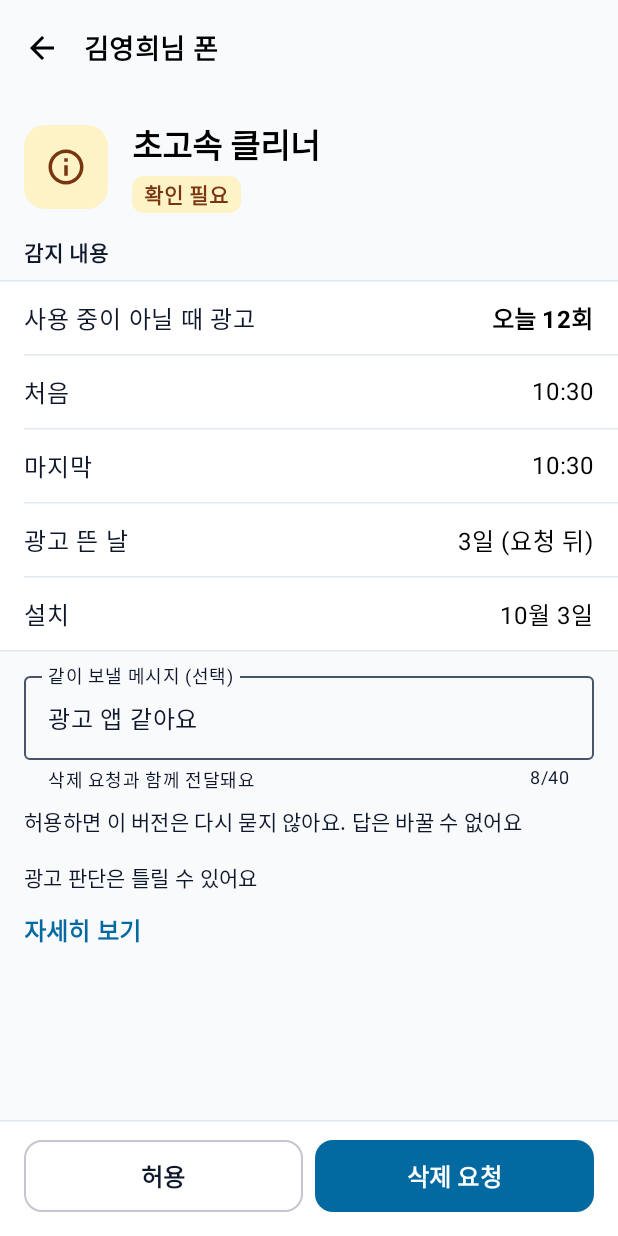
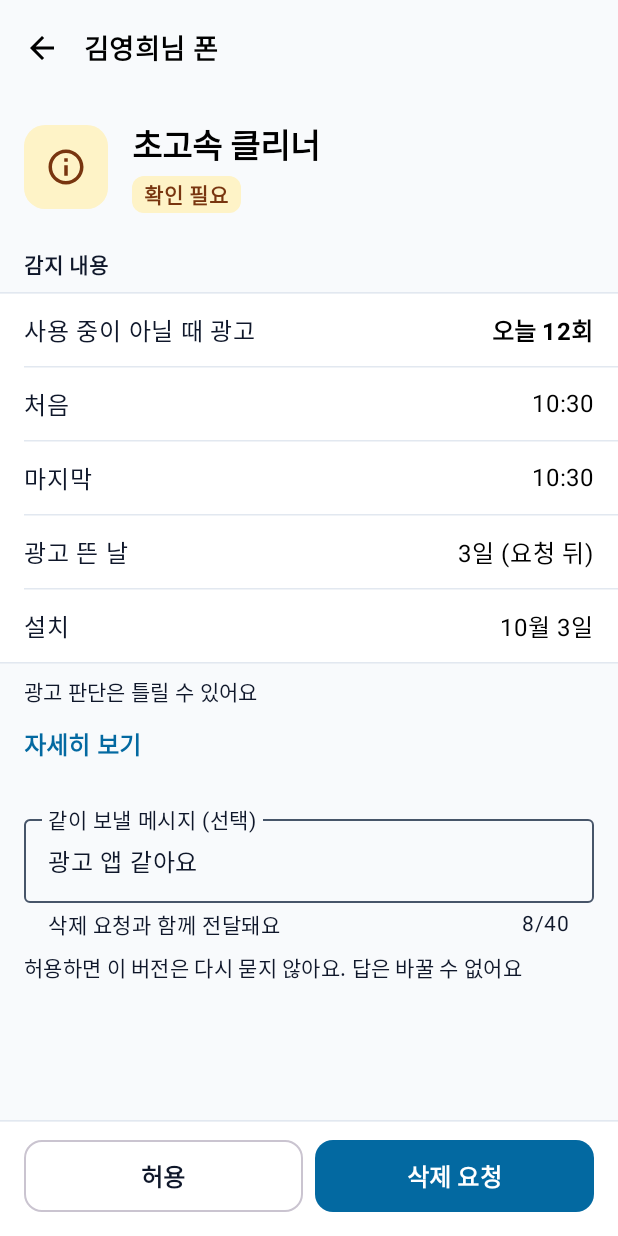
Before and after one commit to inq-o/phonedoctor, an Android app built with Jetpack Compose: the @Preview function DetailPreview, on a phone screen of 412 x 824 dp. Run offline under Robolectric (Android 15) with nearby library versions, the phone set to English and light mode, and no system bars; our stand-ins replace Dagger/Hilt's generated code; libraries missing offline, so code that uses them is left out: androidx.hilt.lifecycle.

Commit message:
fix(guardian): 실기기 확인 반영 — 삭제 요청 안내는 결과가 오기 전까지만(제목·설명 두 줄로 나눔), '광고 판단은 틀릴 수 있어요'·자세히 보기를 표 바로 아래로, 자세히 보기·접기 왼쪽 끝 맞춤, 입력칸 도움말 14sp, 확인창·선택 칩·스위치 바탕의 M3 기본 보라색을 팔레트로 덮음, 폰 추가 연결 줄은 + 하나만, T055b 완료

```diff
--- a/core/designsystem/src/main/kotlin/io/github/inq_o/phonedoctor/core/designsystem/component/GuardianScreen.kt
+++ b/core/designsystem/src/main/kotlin/io/github/inq_o/phonedoctor/core/designsystem/component/GuardianScreen.kt
@@ -153,7 +153,7 @@ fun GuardianRowDivider() {
 }
 
 /**
- * 띠 안의 한 줄. [onClick]이 있으면 줄 전체가 눌리고 오른쪽에 ›.
+ * 띠 안의 한 줄. [onClick]이 있으면 줄 전체가 눌리고 오른쪽에 › ([chevron]이 false면 생략, 예: + 아이콘이 있는 줄).
  * @param leading 앱 아이콘·상태 원
  * @param trailing 배지·스위치 (› 앞)
  */
@@ -166,6 +166,7 @@ fun GuardianRow(
     emphasized: Boolean = false,
     onClick: (() -> Unit)? = null,
     role: Role = Role.Button,
+    chevron: Boolean = true,
     leading: (@Composable () -> Unit)? = null,
     trailing: (@Composable () -> Unit)? = null,
 ) {
@@ -186,7 +187,7 @@ fun GuardianRow(
             subtitle?.let { Text(it, style = MaterialTheme.typography.bodyMedium, color = MaterialTheme.colorScheme.onSurfaceVariant) }
         }
         trailing?.invoke()
-        if (onClick != null) {
+        if (onClick != null && chevron) {
             Icon(
                 Icons.AutoMirrored.Filled.KeyboardArrowRight,
                 contentDescription = null,
--- a/core/designsystem/src/main/kotlin/io/github/inq_o/phonedoctor/core/designsystem/theme/Type.kt
+++ b/core/designsystem/src/main/kotlin/io/github/inq_o/phonedoctor/core/designsystem/theme/Type.kt
@@ -80,6 +80,9 @@ val GuardianTypography = Typography(
     bodyLarge = Default.bodyLarge.copy(fontSize = 16.sp, lineHeight = 24.sp, lineBreak = KoreanLineBreak),
     // 보조: 묶음 제목·시각·설명
     bodyMedium = Default.bodyMedium.copy(fontSize = 14.sp, lineHeight = 21.sp, lineBreak = KoreanLineBreak),
+    // 입력칸 도움말·떠 있는 라벨 등 M3 부품 기본값도 14 밑으로 내려가지 않게
+    bodySmall = Default.bodySmall.copy(fontSize = 14.sp, lineHeight = 20.sp, lineBreak = KoreanLineBreak),
+    labelSmall = Default.labelSmall.copy(fontSize = 14.sp, lineHeight = 20.sp),
     labelMedium = Default.labelMedium.copy(fontSize = 14.sp, lineHeight = 20.sp, fontWeight = FontWeight.SemiBold),
     labelLarge = Default.labelLarge.copy(fontSize = 16.sp, lineHeight = 24.sp, fontWeight = FontWeight.SemiBold),
 )
--- a/feature/guardian/impl/src/main/kotlin/io/github/inq_o/phonedoctor/feature/guardian/impl/AlertDetailScreen.kt
+++ b/feature/guardian/impl/src/main/kotlin/io/github/inq_o/phonedoctor/feature/guardian/impl/AlertDetailScreen.kt
@@ -1,10 +1,11 @@
 package io.github.inq_o.phonedoctor.feature.guardian.impl
 
 import androidx.compose.foundation.background
+import androidx.compose.foundation.clickable
 import androidx.compose.foundation.layout.Arrangement
+import androidx.compose.foundation.layout.Box
 import androidx.compose.foundation.layout.Column
 import androidx.compose.foundation.layout.ColumnScope
-import androidx.compose.foundation.layout.PaddingValues
 import androidx.compose.foundation.layout.Row
 import androidx.compose.foundation.layout.fillMaxWidth
 import androidx.compose.foundation.layout.heightIn
@@ -14,7 +15,6 @@ import androidx.compose.material3.CircularProgressIndicator
 import androidx.compose.material3.MaterialTheme
 import androidx.compose.material3.OutlinedTextField
 import androidx.compose.material3.Text
-import androidx.compose.material3.TextButton
 import androidx.compose.runtime.Composable
 import androidx.compose.runtime.getValue
 import androidx.compose.runtime.mutableStateOf
@@ -25,6 +25,7 @@ import androidx.compose.ui.Modifier
 import androidx.compose.ui.draw.clip
 import androidx.compose.ui.res.stringResource
 import androidx.compose.ui.semantics.LiveRegionMode
+import androidx.compose.ui.semantics.Role
 import androidx.compose.ui.semantics.heading
 import androidx.compose.ui.semantics.liveRegion
 import androidx.compose.ui.semantics.semantics
@@ -81,8 +82,8 @@ fun AlertDetailScreen(
 }
 
 /**
- * G2 요청 상세·응답 (ux-flows §4 G2): 앱과 배지 → 감지 내용·판정 근거 표 → "광고 판단은 틀릴 수 있어요" → 자세히 보기(접힘).
- * 답할 수 있으면 아래에 같이 보낼 메시지와 [허용 | 삭제 요청] (오른쪽이 주요 행동, 파랑)
+ * G2 요청 상세·응답 (ux-flows §4 G2): 앱과 배지 → 감지 내용·판정 근거 표 → "광고 판단은 틀릴 수 있어요" → 자세히 보기(접힘) → 진행.
+ * 답할 수 있으면 본문 끝에 같이 보낼 메시지, 아래에 [허용 | 삭제 요청] (오른쪽이 주요 행동, 파랑)
  */
 @Composable
 internal fun AlertDetailScreen(
@@ -192,25 +193,22 @@ private fun Detail(state: AlertDetailUiState.Ready, answerable: Boolean, onMessa
         }
     }
 
-    // 지금 상태: 먼저 온 답 / 방금 답함 / 거절됨 / 결과·만료 / 알림 전용 안내
+    // 지금 상태: 먼저 온 답 / 방금 답함 / 거절됨 / 알림 전용 안내. 삭제 요청 안내는 결과가 오기 전까지만 (결과는 배지·진행 띠)
+    val waiting = alert.outcome == null && alert.status != FamilyAlertStatus.EXPIRED
     Column(Modifier.padding(horizontal = 16.dp)) {
         when {
             state.answeredFirst != null -> StatusBox(
                 stringResource(R.string.feature_guardian_impl_answered_first, state.answeredFirst.guardianName.trim().ifEmpty { stringResource(R.string.feature_guardian_impl_guardian_fallback) }),
             )
-            state.answered -> Headline(
-                if (alert.answer?.decision == FamilyDecision.ALLOW) {
-                    stringResource(R.string.feature_guardian_impl_answer_sent_allow)
-                } else {
-                    stringResource(R.string.feature_guardian_impl_answer_sent, phoneName(alert.linkIds, alert.seniorName))
-                },
-                announce = true,
-            )
+            state.answered && alert.answer?.decision == FamilyDecision.ALLOW ->
+                Headline(stringResource(R.string.feature_guardian_impl_answer_sent_allow), announce = true)
+            state.answered && waiting -> {
+                Headline(stringResource(R.string.feature_guardian_impl_answer_sent), announce = true)
+                Body(stringResource(R.string.feature_guardian_impl_answer_sent_body, phoneName(alert.linkIds, alert.seniorName)))
+                Body(stringResource(R.string.feature_guardian_impl_answer_result_later))
+            }
             state.rejected && alert.answerable -> ErrorText(stringResource(R.string.feature_guardian_impl_answer_rejected))
             alert.notice && alert.answerable -> Body(stringResource(R.string.feature_guardian_impl_detail_notice))
-        }
-        if (state.answered && alert.answer?.decision == FamilyDecision.RECOMMEND_UNINSTALL) {
-            Body(stringResource(R.string.feature_guardian_impl_answer_result_later))
         }
         // 답할 수 없는 요청은 아래 오류 상자가 없으므로 불러오기 실패를 여기에
         if (!answerable) state.error?.let { ErrorText(it.message()) }
@@ -220,6 +218,11 @@ private fun Detail(state: AlertDetailUiState.Ready, answerable: Boolean, onMessa
     alert.symptom?.let { Evidence(it, alert.firstInstallTime) }
     alert.verdict?.let { Verdict(it) }
     if (alert.symptom == null && alert.verdict == null) Column(Modifier.padding(horizontal = 16.dp)) { Body(stringResource(R.string.feature_guardian_impl_alert_install_scan)) }
+    // 표 바로 아래: 판단은 틀릴 수 있음 + 자세히 보기 (ux-flows G2)
+    Column(Modifier.padding(horizontal = 16.dp, vertical = 8.dp)) {
+        Text(stringResource(R.string.feature_guardian_impl_detail_note), style = MaterialTheme.typography.bodyMedium, color = MaterialTheme.colorScheme.onSurfaceVariant)
+        More(alert)
+    }
 
     // 결과·답 (끝난 요청)
     val answer = alert.answer
@@ -250,11 +253,6 @@ private fun Detail(state: AlertDetailUiState.Ready, answerable: Boolean, onMessa
     }
 
     if (answerable) MessageField(state, onMessageChange)
-
-    Column(Modifier.padding(horizontal = 16.dp, vertical = 8.dp)) {
-        Text(stringResource(R.string.feature_guardian_impl_detail_note), style = MaterialTheme.typography.bodyMedium, color = MaterialTheme.colorScheme.onSurfaceVariant)
-        More(alert)
-    }
 }
 
 @Composable
@@ -271,10 +269,12 @@ private fun StatusBox(text: String) {
 @Composable
 private fun More(alert: FamilyAlert) {
     var open by rememberSaveable { mutableStateOf(false) }
-    TextButton(onClick = { open = !open }, contentPadding = PaddingValues(0.dp), modifier = Modifier.heightIn(min = 48.dp)) {
+    // 버튼 최소 폭이 없는 글자 버튼: [자세히 보기]와 [접기]가 같은 왼쪽 끝에 붙는다
+    Box(Modifier.heightIn(min = 48.dp).clickable(role = Role.Button) { open = !open }, contentAlignment = Alignment.CenterStart) {
         Text(
             stringResource(if (open) R.string.feature_guardian_impl_detail_less else R.string.feature_guardian_impl_detail_more),
             style = MaterialTheme.typography.labelLarge,
+            color = MaterialTheme.colorScheme.primary,
         )
     }
     if (open) {
@@ -292,7 +292,7 @@ private fun More(alert: FamilyAlert) {
 /** 감지 내용 표 (ux-flows G2) */
 @Composable
 private fun Evidence(symptom: FamilySymptom, installedAt: Instant?) {
-    GuardianSectionHeader(stringResource(R.string.feature_guardian_impl_detail_evidence_title))
+    GuardianSectionHeader(stringResource(R.string.feature_guardian_impl_detail_evidence_title), topPadding = 8.dp)
     GuardianBand {
         val date = runCatching { LocalDate.parse(symptom.date) }.getOrNull()
         FactRow(
--- a/feature/guardian/impl/src/main/kotlin/io/github/inq_o/phonedoctor/feature/guardian/impl/GuardianHomeScreen.kt
+++ b/feature/guardian/impl/src/main/kotlin/io/github/inq_o/phonedoctor/feature/guardian/impl/GuardianHomeScreen.kt
@@ -212,6 +212,7 @@ private fun ReadyContent(
         GuardianRow(
             stringResource(R.string.feature_guardian_impl_home_add_more),
             onClick = onAddFamily,
+            chevron = false,
             trailing = { Icon(Icons.Filled.Add, contentDescription = null, tint = MaterialTheme.colorScheme.onSurfaceVariant) },
         )
     }
--- a/feature/guardian/impl/src/main/res/values/strings.xml
+++ b/feature/guardian/impl/src/main/res/values/strings.xml
@@ -118,7 +118,8 @@
     <string name="feature_guardian_impl_decide_allow">허용</string>
     <string name="feature_guardian_impl_decide_uninstall">삭제 요청</string>
     <string name="feature_guardian_impl_answered_first">%1$s님이 먼저 답했어요</string>
-    <string name="feature_guardian_impl_answer_sent">삭제 요청을 보냈어요. %1$s에서 알림을 누르면 삭제 화면이 열려요</string>
+    <string name="feature_guardian_impl_answer_sent">삭제 요청을 보냈어요</string>
+    <string name="feature_guardian_impl_answer_sent_body">%1$s에서 알림을 누르면 삭제 화면이 열려요</string>
     <string name="feature_guardian_impl_answer_result_later">결과가 나오면 알림으로 알려 드려요</string>
     <string name="feature_guardian_impl_answer_sent_allow">허용했어요. 이 버전은 다시 묻지 않아요</string>
     <string name="feature_guardian_impl_answer_rejected">이미 끝났거나 다른 보호자가 답한 요청이에요</string>
```
Also changed, not shown: core/designsystem/src/main/kotlin/io/github/inq_o/phonedoctor/core/designsystem/theme/Theme.kt (+25 -0 lines), 2 other files.
